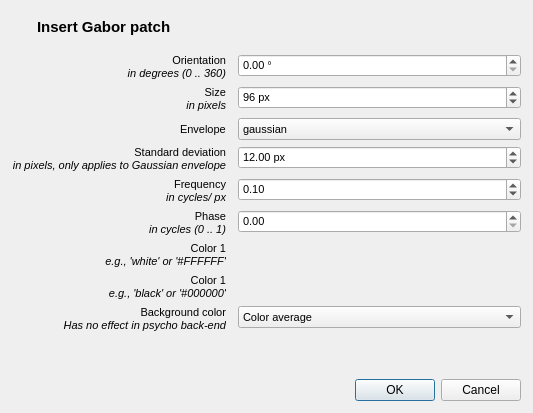
Old version of the form resources/ui/dialogs/gabor_settings.ui in the repository open-cogsci/OpenSesame.
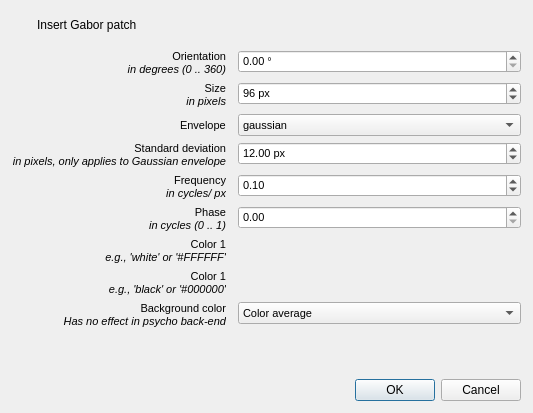
New version of the form. Icons and pictures are not drawn. Custom widgets are drawn as their Qt base class.

What changed in the file:
```diff
--- a/resources/ui/dialogs/gabor_settings.ui
+++ b/resources/ui/dialogs/gabor_settings.ui
@@ -53,13 +53,6 @@
       </item>
       <item>
        <widget class="QLabel" name="label_2">
-        <property name="font">
-         <font>
-          <pointsize>11</pointsize>
-          <weight>75</weight>
-          <bold>true</bold>
-         </font>
-        </property>
         <property name="text">
          <string>Insert Gabor patch</string>
         </property>
```
Left out of the diff: 2 changed lines with no effect on the pictures.
